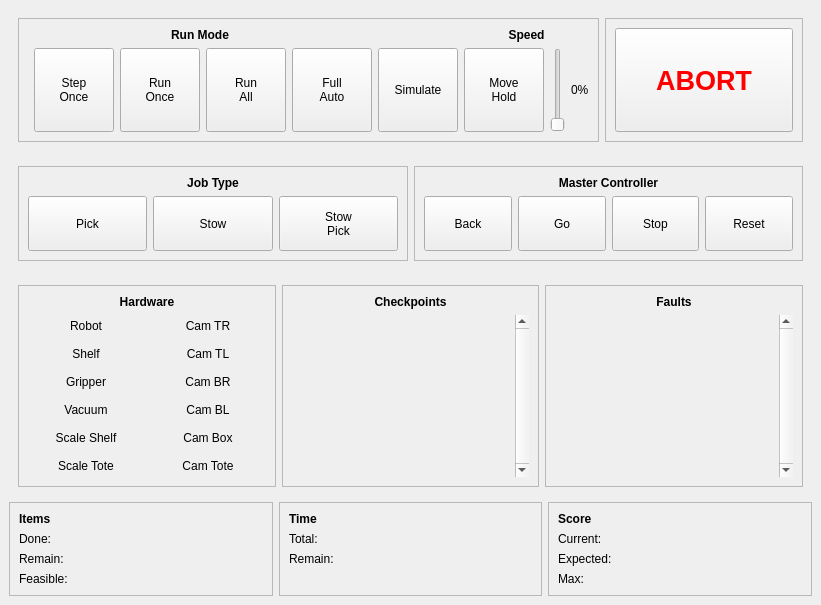
Old version of the form src/master/ui/front_panel.ui in the repository branchvincent/arc-reactor.
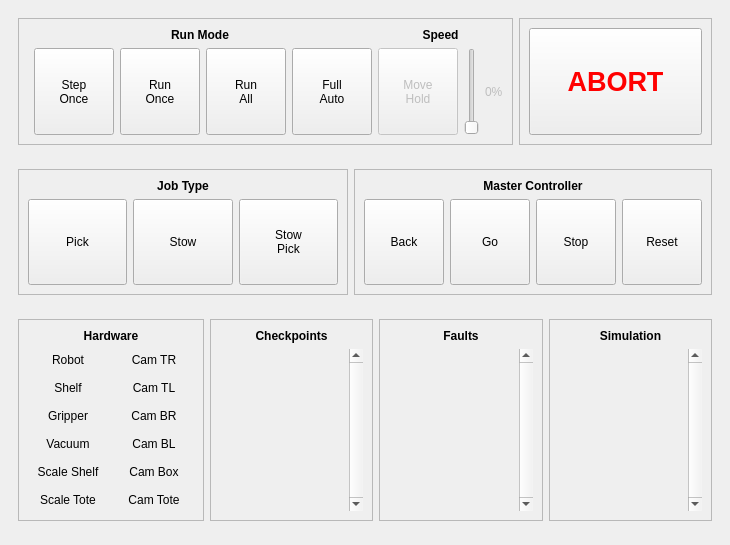
New version of the form. Icons and pictures are not drawn.

Commit message: front panel mostly working

Patch:
```diff
--- a/src/master/ui/front_panel.ui
+++ b/src/master/ui/front_panel.ui
@@ -6,10 +6,16 @@
    <rect>
     <x>0</x>
     <y>0</y>
-    <width>821</width>
-    <height>605</height>
+    <width>730</width>
+    <height>545</height>
    </rect>
   </property>
+  <property name="sizePolicy">
+   <sizepolicy hsizetype="Expanding" vsizetype="Preferred">
+    <horstretch>0</horstretch>
+    <verstretch>0</verstretch>
+   </sizepolicy>
+  </property>
   <property name="windowTitle">
    <string>ARC Reactor - http://localhost:8888/</string>
   </property>
@@ -340,18 +346,15 @@
           </item>
           <item>
            <widget class="QScrollArea" name="checkpoints">
-            <property name="sizePolicy">
-             <sizepolicy hsizetype="Preferred" vsizetype="Expanding">
-              <horstretch>0</horstretch>
-              <verstretch>0</verstretch>
-             </sizepolicy>
-            </property>
             <property name="frameShape">
              <enum>QFrame::NoFrame</enum>
             </property>
             <property name="verticalScrollBarPolicy">
              <enum>Qt::ScrollBarAlwaysOn</enum>
             </property>
+            <property name="horizontalScrollBarPolicy">
+             <enum>Qt::ScrollBarAlwaysOff</enum>
+            </property>
             <property name="widgetResizable">
              <bool>true</bool>
             </property>
@@ -360,11 +363,14 @@
               <rect>
                <x>0</x>
                <y>0</y>
-               <width>224</width>
-               <height>146</height>
+               <width>125</width>
+               <height>192</height>
               </rect>
              </property>
              <layout class="QVBoxLayout" name="checkpointsLayout">
+              <property name="margin">
+               <number>0</number>
+              </property>
               <item>
                <spacer name="verticalSpacer">
                 <property name="orientation">
@@ -412,18 +418,15 @@
           </item>
           <item>
            <widget class="QScrollArea" name="scrollArea">
-            <property name="sizePolicy">
-             <sizepolicy hsizetype="Preferred" vsizetype="Expanding">
-              <horstretch>0</horstretch>
-              <verstretch>0</verstretch>
-             </sizepolicy>
-            </property>
             <property name="frameShape">
              <enum>QFrame::NoFrame</enum>
             </property>
             <property name="verticalScrollBarPolicy">
              <enum>Qt::ScrollBarAlwaysOn</enum>
             </property>
+            <property name="horizontalScrollBarPolicy">
+             <enum>Qt::ScrollBarAlwaysOff</enum>
+            </property>
             <property name="widgetResizable">
              <bool>true</bool>
             </property>
@@ -432,11 +435,14 @@
               <rect>
                <x>0</x>
                <y>0</y>
-               <width>225</width>
-               <height>146</height>
+               <width>125</width>
+               <height>192</height>
               </rect>
              </property>
              <layout class="QVBoxLayout" name="faultsLayout">
+              <property name="margin">
+               <number>0</number>
+              </property>
               <item>
                <spacer name="verticalSpacer_2">
                 <property name="orientation">
@@ -457,6 +463,78 @@
          </layout>
         </widget>
        </item>
+       <item>
+        <widget class="QFrame" name="frame_13">
+         <property name="frameShape">
+          <enum>QFrame::StyledPanel</enum>
+         </property>
+         <layout class="QVBoxLayout" name="verticalLayout_5">
+          <item>
+           <widget class="QLabel" name="simulation_label">
+            <property name="font">
+             <font>
+              <weight>75</weight>
+              <bold>true</bold>
+             </font>
+            </property>
+            <property name="text">
+             <string>Simulation</string>
+            </property>
+            <property name="alignment">
+             <set>Qt::AlignCenter</set>
+            </property>
+            <property name="wordWrap">
+             <bool>true</bool>
+            </property>
+           </widget>
+          </item>
+          <item>
+           <widget class="QScrollArea" name="scrollArea_2">
+            <property name="frameShape">
+             <enum>QFrame::NoFrame</enum>
+            </property>
+            <property name="verticalScrollBarPolicy">
+             <enum>Qt::ScrollBarAlwaysOn</enum>
+            </property>
+            <property name="horizontalScrollBarPolicy">
+             <enum>Qt::ScrollBarAlwaysOff</enum>
+            </property>
+            <property name="widgetResizable">
+             <bool>true</bool>
+            </property>
+            <widget class="QWidget" name="scrollAreaWidgetContents_3">
+             <property name="geometry">
+              <rect>
+               <x>0</x>
+               <y>0</y>
+               <width>125</width>
+               <height>192</height>
+              </rect>
+             </property>
+             <layout class="QVBoxLayout" name="simulationLayout">
+              <property name="margin">
+               <number>0</number>
+              </property>
+              <item>
+               <spacer name="verticalSpacer_3">
+                <property name="orientation">
+                 <enum>Qt::Vertical</enum>
+                </property>
+                <property name="sizeHint" stdset="0">
+                 <size>
+                  <width>20</width>
+                  <height>40</height>
+                 </size>
+                </property>
+               </spacer>
+              </item>
+             </layout>
+            </widget>
+           </widget>
+          </item>
+         </layout>
+        </widget>
+       </item>
       </layout>
      </widget>
     </item>
@@ -472,19 +550,6 @@
           <enum>QFrame::StyledPanel</enum>
          </property>
          <layout class="QGridLayout" name="gridLayout_5">
-          <item row="1" column="6">
-           <widget class="QPushButton" name="pushButton_2">
-            <property name="sizePolicy">
-             <sizepolicy hsizetype="Minimum" vsizetype="Preferred">
-              <horstretch>0</horstretch>
-              <verstretch>0</verstretch>
-             </sizepolicy>
-            </property>
-            <property name="text">
-             <string>Simulate</string>
-            </property>
-           </widget>
-          </item>
           <item row="1" column="4">
            <widget class="QPushButton" name="run_full_auto">
             <property name="sizePolicy">
@@ -566,8 +631,11 @@
             </property>
            </widget>
           </item>
-          <item row="1" column="7">
+          <item row="1" column="6">
            <widget class="QPushButton" name="pushButton">
+            <property name="enabled">
+             <bool>false</bool>
+            </property>
             <property name="sizePolicy">
              <sizepolicy hsizetype="Minimum" vsizetype="Preferred">
               <horstretch>0</horstretch>
@@ -620,8 +688,11 @@
             </property>
            </widget>
           </item>
-          <item row="1" column="8">
+          <item row="1" column="7">
            <widget class="QSlider" name="verticalSlider">
+            <property name="enabled">
+             <bool>false</bool>
+            </property>
             <property name="sizePolicy">
              <sizepolicy hsizetype="Fixed" vsizetype="Preferred">
               <horstretch>0</horstretch>
@@ -633,14 +704,17 @@
             </property>
            </widget>
           </item>
-          <item row="1" column="9">
+          <item row="1" column="8">
            <widget class="QLabel" name="label_2">
+            <property name="enabled">
+             <bool>false</bool>
+            </property>
             <property name="text">
              <string>0%</string>
             </property>
            </widget>
           </item>
-          <item row="0" column="7" colspan="3">
+          <item row="0" column="6" colspan="3">
            <widget class="QLabel" name="run_label_2">
             <property name="font">
              <font>
@@ -725,7 +799,13 @@
      </widget>
     </item>
     <item row="3" column="0">
-     <widget class="QWidget" name="widget_2" native="true">
+     <widget class="QWidget" name="strategy_panel" native="true">
+      <property name="maximumSize">
+       <size>
+        <width>16777215</width>
+        <height>0</height>
+       </size>
+      </property>
       <layout class="QHBoxLayout" name="horizontalLayout_2">
        <property name="margin">
         <number>0</number>
@@ -905,8 +985,8 @@
             </property>
            </widget>
           </item>
-          <item row="2" column="2">
-           <widget class="QPushButton" name="mc_run_2">
+          <item row="2" column="1">
+           <widget class="QPushButton" name="job_stow">
             <property name="sizePolicy">
              <sizepolicy hsizetype="Minimum" vsizetype="Expanding">
               <horstretch>0</horstretch>
@@ -934,8 +1014,8 @@
             </property>
            </widget>
           </item>
-          <item row="2" column="4">
-           <widget class="QPushButton" name="mc_stop_2">
+          <item row="2" column="2">
+           <widget class="QPushButton" name="job_final">
             <property name="sizePolicy">
              <sizepolicy hsizetype="Minimum" vsizetype="Expanding">
               <horstretch>0</horstretch>
@@ -964,8 +1044,8 @@
             </property>
            </widget>
           </item>
-          <item row="1" column="2">
-           <widget class="QLabel" name="mc_label_2">
+          <item row="1" column="0" colspan="3">
+           <widget class="QLabel" name="job_label">
             <property name="font">
              <font>
               <weight>75</weight>
```
Left out of the diff: 6 changed lines with no effect on the pictures. The commit also changes 1 other file.
